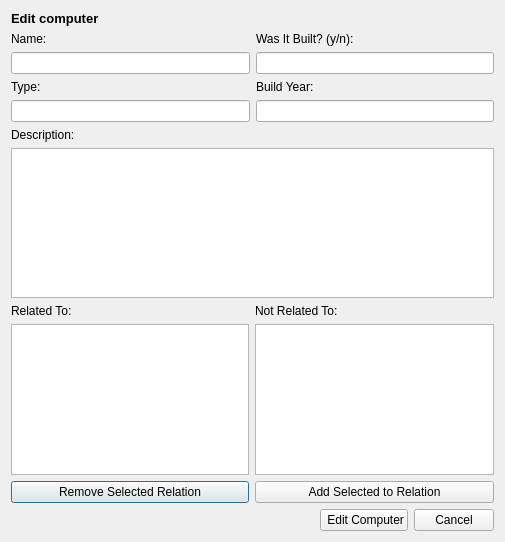
Before: the Qt Designer form vika3/ui/editcomputer.ui in hlynurstef/Verklegt-namskeid-1-vika-3, drawn with Qt 5.
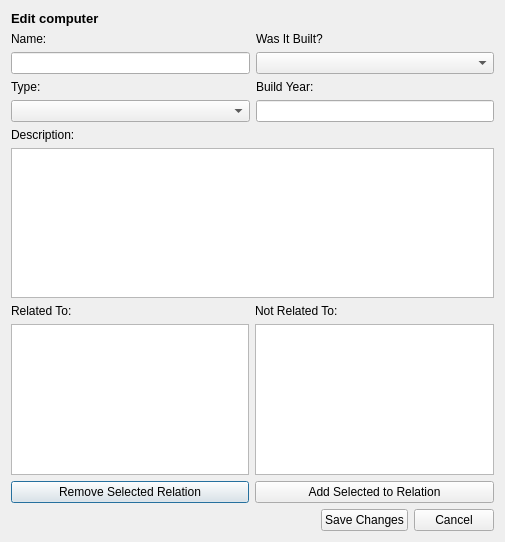
After: the same form once the commit is applied. Icons and pictures are not drawn.

Commit message: changed lineEdit to dropdown list in editComputer, also added a message box for editComputer and editPioneer

The edit to the form file:
```diff
--- a/vika3/ui/editcomputer.ui
+++ b/vika3/ui/editcomputer.ui
@@ -69,7 +69,7 @@
         </layout>
        </item>
        <item>
-        <widget class="QLineEdit" name="edit_type"/>
+        <widget class="QComboBox" name="edit_dropdown_type"/>
        </item>
       </layout>
      </item>
@@ -80,7 +80,7 @@
          <item>
           <widget class="QLabel" name="label_wasbuilt">
            <property name="text">
-            <string>Was It Built? (y/n):</string>
+            <string>Was It Built?</string>
            </property>
           </widget>
          </item>
@@ -94,7 +94,7 @@
         </layout>
        </item>
        <item>
-        <widget class="QLineEdit" name="edit_wasbuilt"/>
+        <widget class="QComboBox" name="edit_dropdown_was_it_built"/>
        </item>
        <item>
         <layout class="QHBoxLayout" name="horizontalLayout_2">
@@ -206,7 +206,7 @@
      <item>
       <widget class="QPushButton" name="pushButton_editcomputer">
        <property name="text">
-        <string> Edit Computer</string>
+        <string>Save Changes</string>
        </property>
       </widget>
      </item>
```
The commit also changes 4 other files.
